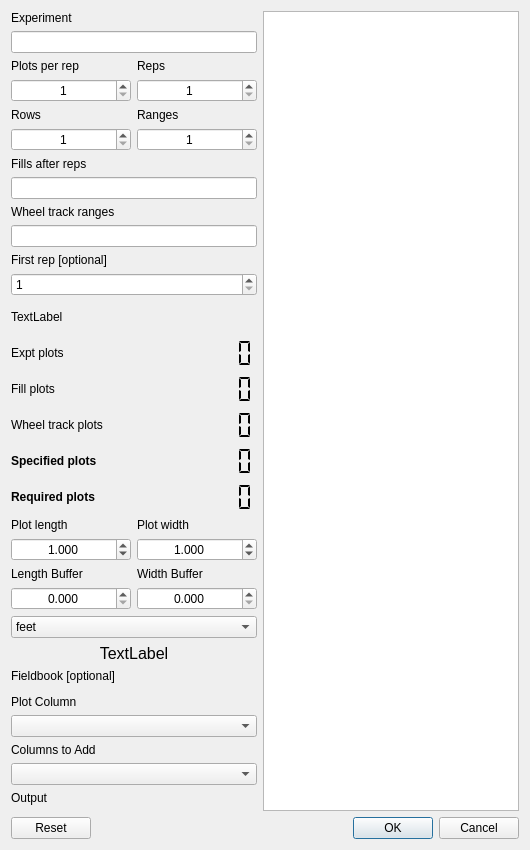
This is shp_buddy_dialog_base.ui in nburner96/shp_buddy as Qt 5 draws it before an edit. The edited form follows.
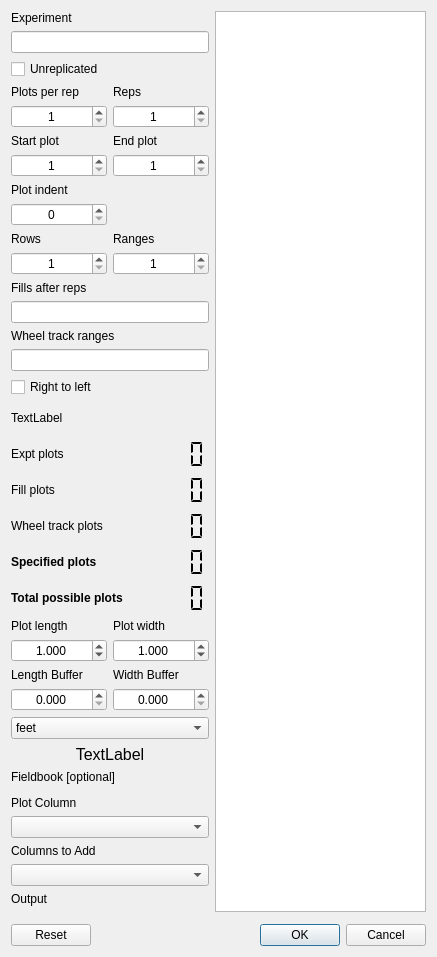
This is the edited form. Custom widgets are drawn as their Qt base class.

Commit message: example files and functionality for unreplicated layouts

The edit to the form file:
```diff
--- a/shp_buddy_dialog_base.ui
+++ b/shp_buddy_dialog_base.ui
@@ -6,8 +6,8 @@
    <rect>
     <x>0</x>
     <y>0</y>
-    <width>530</width>
-    <height>821</height>
+    <width>437</width>
+    <height>957</height>
    </rect>
   </property>
   <property name="windowTitle">
@@ -36,61 +36,81 @@
          </item>
          <item>
           <layout class="QGridLayout" name="gridLayout">
-           <item row="0" column="0">
-            <widget class="QLabel" name="label_2">
-             <property name="text">
-              <string>Plots per rep</string>
-             </property>
-            </widget>
-           </item>
-           <item row="0" column="1">
-            <widget class="QLabel" name="label_3">
-             <property name="text">
-              <string>Reps</string>
-             </property>
-            </widget>
-           </item>
-           <item row="1" column="0">
-            <widget class="QSpinBox" name="plotSpin">
-             <property name="alignment">
-              <set>Qt::AlignCenter</set>
-             </property>
-             <property name="minimum">
-              <number>1</number>
-             </property>
-             <property name="maximum">
-              <number>9999</number>
-             </property>
-            </widget>
-           </item>
-           <item row="1" column="1">
-            <widget class="QSpinBox" name="repSpin">
-             <property name="alignment">
-              <set>Qt::AlignCenter</set>
-             </property>
-             <property name="minimum">
-              <number>1</number>
-             </property>
-             <property name="maximum">
-              <number>99</number>
-             </property>
-            </widget>
-           </item>
-           <item row="2" column="0">
+           <item row="7" column="0">
             <widget class="QLabel" name="label_4">
              <property name="text">
               <string>Rows</string>
              </property>
             </widget>
            </item>
-           <item row="2" column="1">
+           <item row="1" column="1">
+            <widget class="QLabel" name="repsLbl">
+             <property name="text">
+              <string>Reps</string>
+             </property>
+            </widget>
+           </item>
+           <item row="4" column="0">
+            <widget class="QSpinBox" name="startSpin">
+             <property name="alignment">
+              <set>Qt::AlignCenter</set>
+             </property>
+             <property name="minimum">
+              <number>1</number>
+             </property>
+             <property name="maximum">
+              <number>999999</number>
+             </property>
+            </widget>
+           </item>
+           <item row="3" column="1">
+            <widget class="QLabel" name="endLbl">
+             <property name="text">
+              <string>End plot</string>
+             </property>
+            </widget>
+           </item>
+           <item row="8" column="1">
+            <widget class="QSpinBox" name="rangeSpin">
+             <property name="alignment">
+              <set>Qt::AlignCenter</set>
+             </property>
+             <property name="minimum">
+              <number>1</number>
+             </property>
+             <property name="maximum">
+              <number>999</number>
+             </property>
+            </widget>
+           </item>
+           <item row="0" column="0">
+            <widget class="QCheckBox" name="repCheck">
+             <property name="text">
+              <string>Unreplicated</string>
+             </property>
+            </widget>
+           </item>
+           <item row="7" column="1">
             <widget class="QLabel" name="label_5">
              <property name="text">
               <string>Ranges</string>
              </property>
             </widget>
            </item>
-           <item row="3" column="0">
+           <item row="2" column="1">
+            <widget class="QSpinBox" name="repSpin">
+             <property name="alignment">
+              <set>Qt::AlignCenter</set>
+             </property>
+             <property name="minimum">
+              <number>1</number>
+             </property>
+             <property name="maximum">
+              <number>99</number>
+             </property>
+            </widget>
+           </item>
+           <item row="8" column="0">
             <widget class="QSpinBox" name="rowSpin">
              <property name="alignment">
               <set>Qt::AlignCenter</set>
@@ -103,8 +123,8 @@
              </property>
             </widget>
            </item>
-           <item row="3" column="1">
-            <widget class="QSpinBox" name="rangeSpin">
+           <item row="4" column="1">
+            <widget class="QSpinBox" name="endSpin">
              <property name="alignment">
               <set>Qt::AlignCenter</set>
              </property>
@@ -112,7 +132,54 @@
               <number>1</number>
              </property>
              <property name="maximum">
-              <number>999</number>
+              <number>999999</number>
+             </property>
+            </widget>
+           </item>
+           <item row="6" column="0">
+            <widget class="QSpinBox" name="skipSpin">
+             <property name="alignment">
+              <set>Qt::AlignCenter</set>
+             </property>
+             <property name="minimum">
+              <number>0</number>
+             </property>
+             <property name="maximum">
+              <number>9999</number>
+             </property>
+            </widget>
+           </item>
+           <item row="2" column="0">
+            <widget class="QSpinBox" name="plotSpin">
+             <property name="alignment">
+              <set>Qt::AlignCenter</set>
+             </property>
+             <property name="minimum">
+              <number>1</number>
+             </property>
+             <property name="maximum">
+              <number>9999</number>
+             </property>
+            </widget>
+           </item>
+           <item row="1" column="0">
+            <widget class="QLabel" name="plotLbl">
+             <property name="text">
+              <string>Plots per rep</string>
+             </property>
+            </widget>
+           </item>
+           <item row="3" column="0">
+            <widget class="QLabel" name="startLbl">
+             <property name="text">
+              <string>Start plot</string>
+             </property>
+            </widget>
+           </item>
+           <item row="5" column="0">
+            <widget class="QLabel" name="skipLbl">
+             <property name="text">
+              <string>Plot indent</string>
              </property>
             </widget>
            </item>
@@ -143,19 +210,9 @@
           </widget>
          </item>
          <item>
-          <widget class="QLabel" name="label_21">
+          <widget class="QCheckBox" name="flipCheck">
            <property name="text">
-            <string>First rep [optional]</string>
-           </property>
-          </widget>
-         </item>
-         <item>
-          <widget class="QSpinBox" name="firstrepSpin">
-           <property name="minimum">
-            <number>1</number>
-           </property>
-           <property name="maximum">
-            <number>99999</number>
+            <string>Right to left</string>
            </property>
           </widget>
          </item>
@@ -308,7 +365,7 @@
               </font>
              </property>
              <property name="text">
-              <string>Required plots</string>
+              <string>Total possible plots</string>
              </property>
             </widget>
            </item>
```
Left out of the diff: 23 changed lines with no effect on the pictures. The commit also changes 27 other files.
